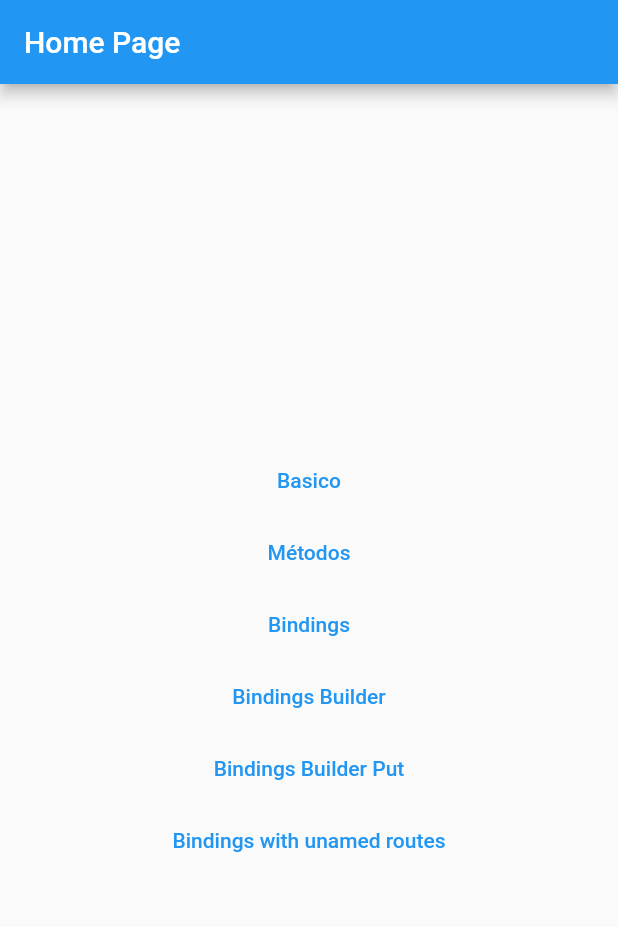
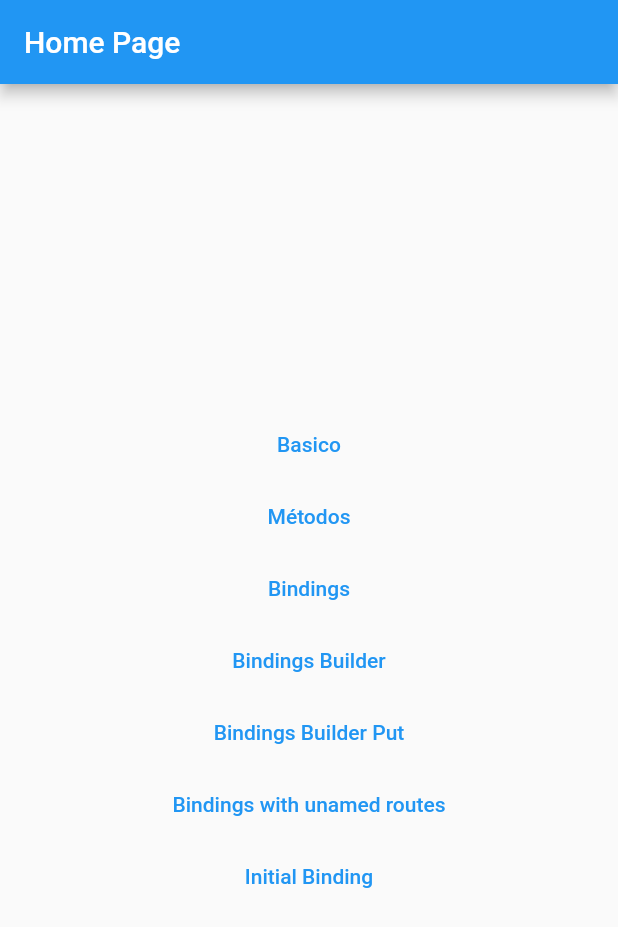
Before and after one commit to 2DevGs/get_dependencias, a Flutter app: the screen it shows after launch, on a phone screen of 412 x 824 dp. Shown: the top 927 px of the screen. Run offline on Flutter 3.47's test engine with Material 2 defaults, Android fonts, the phone set to English and light mode, and no system bars; our stand-ins replace get, shared_preferences.

Commit message:
Integrating Bindings with the Routes + Concepts
In this commit, a basic example of initialBinding was created, maintaining an object throughout the application using the GetX structure.

```diff
--- a/lib/main.dart
+++ b/lib/main.dart
@@ -1,6 +1,8 @@
 import 'package:flutter/material.dart';
 import 'package:get/get.dart';
 import 'package:get_dependencias/pages/bindings/middleware_binding.dart';
+import 'package:get_dependencias/pages/initialBinding/initial_binding.dart';
+import 'package:get_dependencias/pages/initialBinding/initial_bindings_page.dart';
 
 import 'pages/basico/basico_home_page.dart';
 import 'pages/bindings/bindings_controller.dart';
@@ -24,6 +26,7 @@ class MyApp extends StatelessWidget {
   @override
   Widget build(BuildContext context) {
     return GetMaterialApp(
+      initialBinding: InitialBinding(),
       getPages: [
         GetPage(
           name: '/',
@@ -84,6 +87,10 @@ class MyApp extends StatelessWidget {
               BindingsController(nome: 'Inicializado dentro do bindings')),
           page: () => const HomeBindings(),
         ),
+        GetPage(
+          name: '/initial_binding',
+          page: () => const InitialBindingsPage(),
+        ),
       ],
     );
   }
--- a/lib/pages/home_page.dart
+++ b/lib/pages/home_page.dart
@@ -59,6 +59,12 @@ class HomePage extends StatelessWidget {
               },
               child: const Text('Bindings with unamed routes'),
             ),
+            TextButton(
+              onPressed: () {
+                Get.toNamed('/initial_binding');
+              },
+              child: const Text('Initial Binding'),
+            ),
           ],
         ),
       ),
--- /dev/null
+++ b/lib/pages/initialBinding/auth_model.dart
@@ -0,0 +1,14 @@
+
+class AuthModel {
+
+  String name;
+  String email;
+  String curso;
+
+  AuthModel({
+    required this.name,
+    required this.email,
+    required this.curso,
+  });
+
+}
--- /dev/null
+++ b/lib/pages/initialBinding/initial_binding.dart
@@ -0,0 +1,12 @@
+
+import 'package:get/get.dart';
+import 'package:get_dependencias/pages/initialBinding/auth_model.dart';
+
+class InitialBinding implements Bindings {
+
+  @override
+  void dependencies() {
+    Get.put(AuthModel(name: 'Gustavo Dias', email: 'dev.gustavoserrano@gmail.com', curso: 'Jornada Getx'));
+  }
+
+}
```
Also changed, not shown: lib/pages/initialBinding/initial_bindings_page.dart (added, +24 -0 lines).
